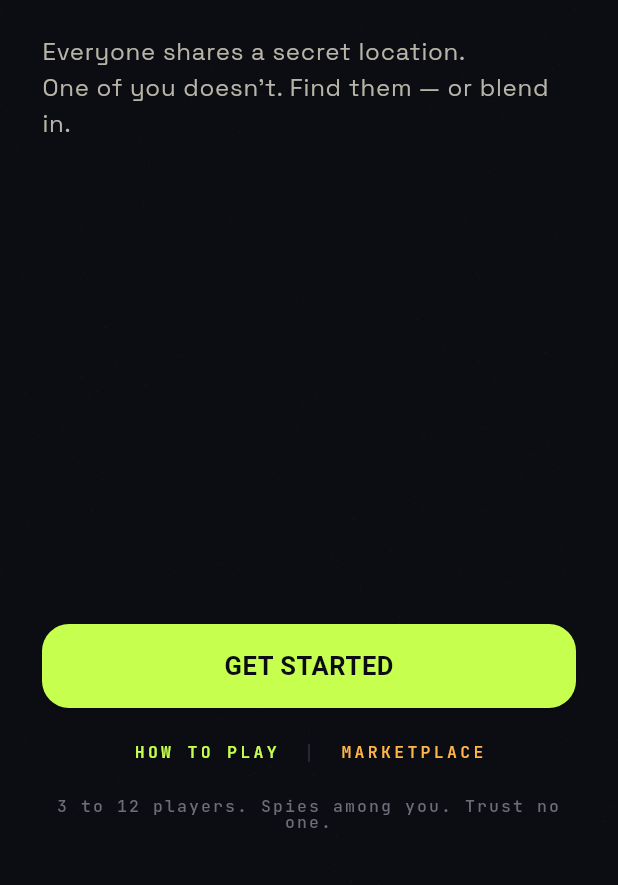
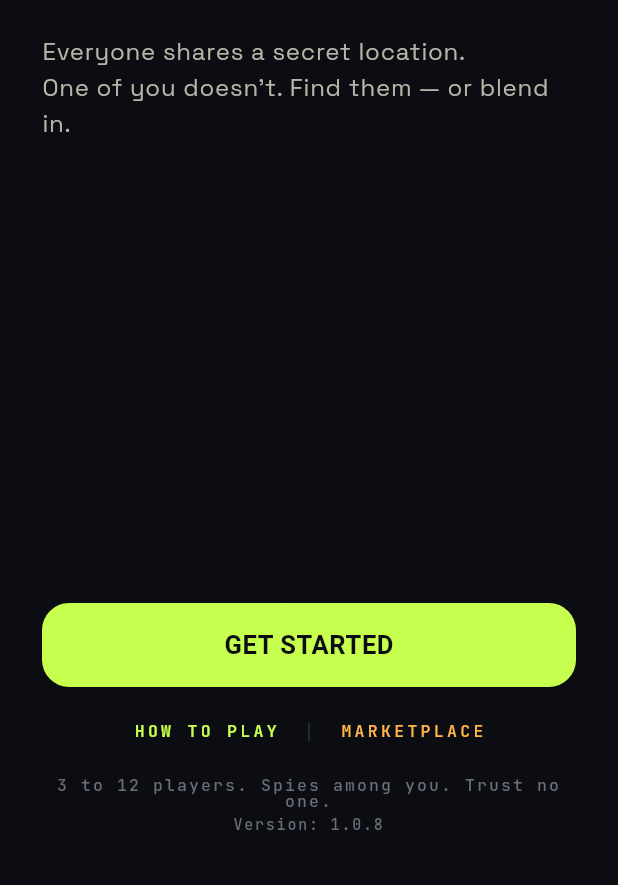
Before and after one commit to orion-supernova/spygame, a Flutter app: the screen it shows after launch, on a phone screen of 412 x 824 dp, the part 351-1236 px from its top. Run offline on Flutter 3.47's test engine with Material 3 defaults, Android fonts, the phone set to English and light mode, and no system bars; our stand-ins replace app_links, firebase_core, firebase_messaging, flutter_local_notifications, flutter_riverpod, go_router and 6 more; missing offline and left inert: convex_flutter; accounts and stored records are empty; generated files the repository leaves out were written again.

Commit message:
tiny fixes

```diff
--- a/lib/features/identity/presentation/welcome_screen.dart
+++ b/lib/features/identity/presentation/welcome_screen.dart
@@ -1,6 +1,7 @@
 import 'package:flutter/material.dart';
 import 'package:flutter_riverpod/flutter_riverpod.dart';
 import 'package:go_router/go_router.dart';
+import 'package:package_info_plus/package_info_plus.dart';
 
 import '../../../core/config/convex_config.dart';
 import '../../../core/convex/convex_bootstrap.dart';
@@ -149,6 +150,8 @@ class _WelcomeScreenState extends ConsumerState<WelcomeScreen>
                             color: AppColors.paperFaint,
                           ),
                         ),
+                        const SizedBox(height: 4),
+                        const _VersionLabel(),
                       ],
                     ),
                 ],
@@ -185,6 +188,34 @@ class _Eyebrow extends StatelessWidget {
           ),
         ),
       ],
+    );
+  }
+}
+
+class _VersionLabel extends StatelessWidget {
+  const _VersionLabel();
+
+  @override
+  Widget build(BuildContext context) {
+    final l10n = AppLocalizations.of(context);
+    return FutureBuilder<PackageInfo>(
+      future: PackageInfo.fromPlatform(),
+      builder: (context, snapshot) {
+        final info = snapshot.data;
+        if (info == null) {
+          return const SizedBox.shrink();
+        }
+        return Text(
+          l10n.welcomeVersion(info.version),
+          textAlign: TextAlign.center,
+          style: AppTypography.mono(
+            size: 10,
+            weight: FontWeight.w500,
+            letterSpacing: 1.2,
+            color: AppColors.paperFaint,
+          ),
+        );
+      },
     );
   }
 }
--- a/lib/l10n/app_en.arb
+++ b/lib/l10n/app_en.arb
@@ -162,6 +162,12 @@
 
   "welcomeFootnote": "3 to 12 players. Spies among you. Trust no one.",
   "@welcomeFootnote": { "description": "Small mono footnote under the welcome CTAs. Three short clauses, spy-noir tone. The third clause is a wink at the spy/social-deduction premise." },
+
+  "welcomeVersion": "Version: {version}",
+  "@welcomeVersion": {
+    "description": "Tiny version label in the welcome screen footer. Shows the semantic app version without the build number.",
+    "placeholders": { "version": { "type": "String", "example": "1.0.8" } }
+  },
 
   "welcomeConfigBannerTitle": "CONVEX_URL not set",
   "@welcomeConfigBannerTitle": { "description": "Dev banner shown only when the build is missing the backend URL. CONVEX_URL is a literal env-var name; do not translate it." },
--- a/lib/l10n/app_tr.arb
+++ b/lib/l10n/app_tr.arb
@@ -45,6 +45,7 @@
   "locationsSheetDone": "BİTTİ",
   "locationsSheetBrowseMarketplace": "Daha fazla mekân mı? Paketlere göz at →",
   "welcomeFootnote": "3 ila 12 oyuncu. Aranızda casuslar var. Kimseye güvenme.",
+  "welcomeVersion": "Sürüm: {version}",
   "welcomeConfigBannerTitle": "CONVEX_URL ayarlı değil",
   "welcomeConfigBannerBody": "Bir Convex deployment kur ve şunu çalıştır:",
 
--- a/pubspec.yaml
+++ b/pubspec.yaml
@@ -54,6 +54,7 @@ dependencies:
   collection: ^1.18.0
   meta: ^1.15.0
   timezone: ^0.9.4
+  package_info_plus: ^8.0.2
 
 dev_dependencies:
   flutter_test:
```
Also changed, not shown: lib/features/game/presentation/game_screen.dart (+25 -2 lines), pubspec.lock.
